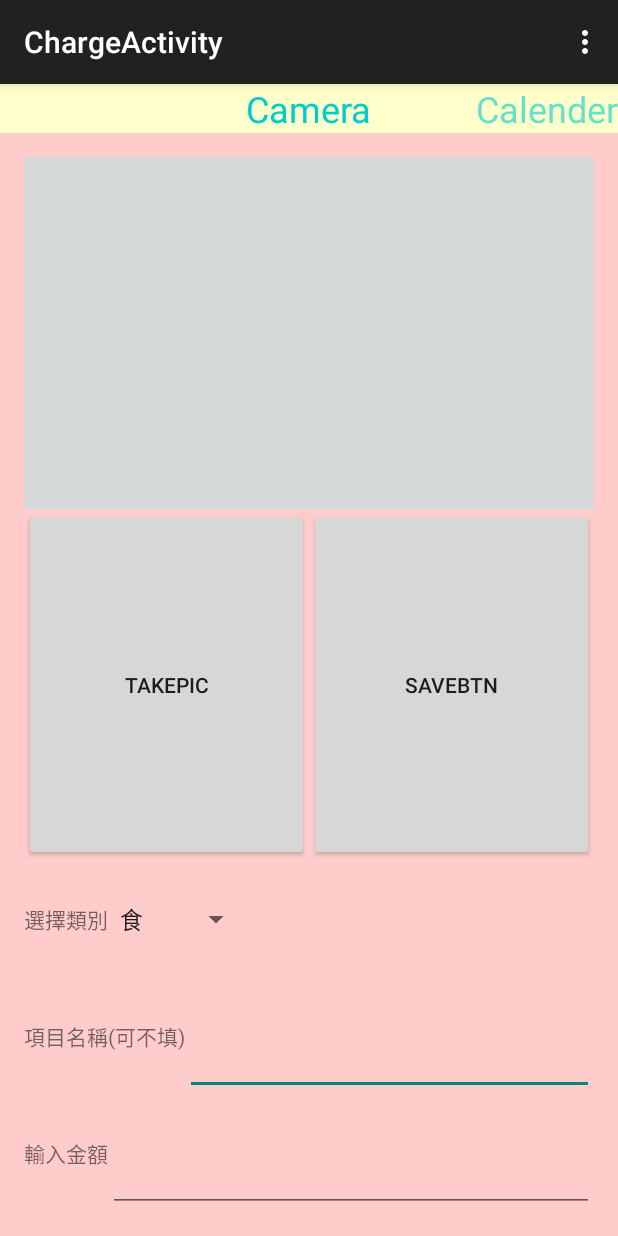
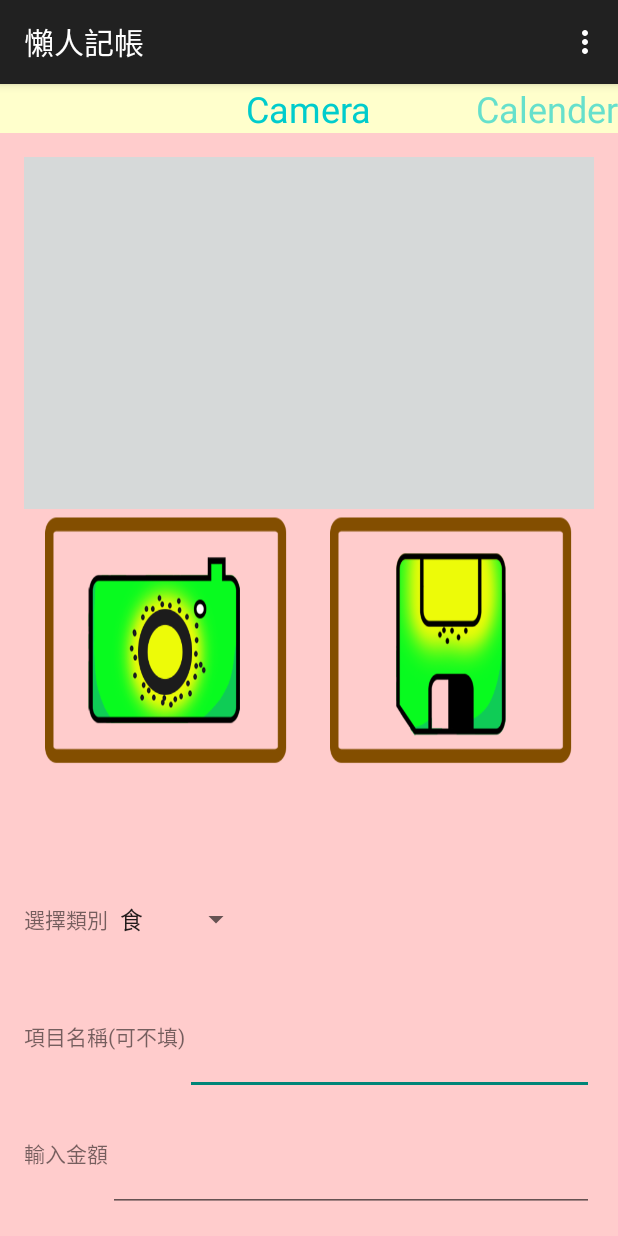
Before and after one commit to TWKiwi/AI_Wallet, an Android app: the ChargeActivity screen opened directly, with no data from a screen before it, on a phone screen of 412 x 824 dp. Run offline under Robolectric (Android 15) with nearby library versions, the phone set to English and light mode, and no system bars; libraries missing offline, so code that uses them is left out: org.achartengine, org.achartengine.chart, org.achartengine.model, org.achartengine.renderer; 20 statements that could not run were skipped.

Commit message:
長條圖差避免例外發生，跟美觀設計ＸＤ 新增桌面進入點

```diff
--- a/app/src/main/java/kiwi/ai_wallet/ChargeActivity.java
+++ b/app/src/main/java/kiwi/ai_wallet/ChargeActivity.java
@@ -51,8 +51,6 @@ import android.widget.CalendarView;
 import android.widget.EditText;
 import android.widget.FrameLayout;
 import android.widget.ImageView;
-import android.widget.LinearLayout;
-import android.widget.SimpleAdapter;
 import android.widget.Spinner;
 import android.widget.TextView;
 import android.widget.Toast;
@@ -343,11 +341,11 @@ public class ChargeActivity extends MainActivity{
     private double scaleCompute(){
         Cursor cursor = getCursor();
         String select_month = new SimpleDateFormat("yyyyMMdd").format(new Date());
-        double sum = 0;
+        double sum = 0.0;
 
         while (cursor.moveToNext()){
             if(cursor.getString(4).substring(0,6).equals(select_month.substring(0,6))){
-                sum += Integer.parseInt(cursor.getString(3));
+                sum += Double.parseDouble(cursor.getString(3));
             }
         }
 
--- a/app/src/main/java/kiwi/ai_wallet/OptionActivity.java
+++ b/app/src/main/java/kiwi/ai_wallet/OptionActivity.java
@@ -1,5 +1,6 @@
 package kiwi.ai_wallet;
 
+import android.content.pm.ActivityInfo;
 import android.support.v7.app.ActionBarActivity;
 import android.os.Bundle;
 import android.view.Menu;
@@ -15,7 +16,8 @@ public class OptionActivity extends ActionBarActivity {
     protected void onCreate(Bundle savedInstanceState) {
         super.onCreate(savedInstanceState);
         setContentView(R.layout.activity_option);
-
+        /**螢幕不隨手機旋轉*/
+        setRequestedOrientation(ActivityInfo.SCREEN_ORIENTATION_NOSENSOR);
 
 
     }
--- a/app/src/main/java/kiwi/ai_wallet/SmartbutlerActivity.java
+++ b/app/src/main/java/kiwi/ai_wallet/SmartbutlerActivity.java
@@ -2,9 +2,7 @@ package kiwi.ai_wallet;
 
 import android.content.pm.ActivityInfo;
 import android.support.v4.view.ViewPager;
-import android.support.v7.app.ActionBarActivity;
 import android.os.Bundle;
-import android.view.LayoutInflater;
 import android.view.Menu;
 import android.view.MenuItem;
 import android.view.View;
@@ -26,11 +24,7 @@ public class SmartbutlerActivity extends MainActivity {
     }
 
     private void initView(){
-        ViewPager = (ViewPager)findViewById(R.id.smartpagerPager);
-        LayoutInflater vInflater = getLayoutInflater();
 
-        vproposal = vInflater.inflate(R.layout.proposal_for_smartbutler,null);
-        vscale = vInflater.inflate(R.layout.scale_for_smartbutler,null);
 
 
     }
--- a/app/src/main/res/layout/camera_for_charge.xml
+++ b/app/src/main/res/layout/camera_for_charge.xml
@@ -43,15 +43,17 @@
                 android:layout_width="match_parent"
                 android:layout_height="match_parent"
                 android:layout_weight="1"
-                android:text="TAKEPIC"
-                android:id="@+id/TakePic" />
+
+                android:id="@+id/TakePic"
+                android:background="@drawable/tackpic"/>
 
             <Button
                 android:layout_width="match_parent"
                 android:layout_height="match_parent"
                 android:layout_weight="1"
-                android:text="SaveBtn"
-                android:id="@+id/saveBtn" />
+
+                android:id="@+id/saveBtn"
+                android:background="@drawable/save"/>
 
         </LinearLayout>
 
--- a/app/src/main/res/layout/menu.xml
+++ b/app/src/main/res/layout/menu.xml
@@ -54,7 +54,7 @@
                 android:layout_height="wrap_content"
                 android:layout_gravity="center"
                 android:text="Smart butler"
-                android:id="@+id/FinanceTextView"/>
+                android:id="@+id/SmartbutlerView"/>
 
         </TableRow>
 
--- a/app/src/main/res/layout/start.xml
+++ b/app/src/main/res/layout/start.xml
@@ -8,11 +8,13 @@
 
 
 
+
     <TextView
         android:id="@+id/StartText"
         android:layout_width="fill_parent"
         android:layout_height="fill_parent"
         android:gravity="center"
-        android:text="Touch screen to start your Life"/>
+        android:background="@drawable/start"/>
+    <!--android:text="Touch screen to start your Life"/>-->
 
 </RelativeLayout>
```
Also changed, not shown: app/src/main/java/kiwi/ai_wallet/MainActivity.java (+20 -15 lines), app/src/main/res/values/strings.xml (+5 -5 lines), app/libs/GifView.jar (added), app/src/main/ic_launcher-web.png (added), app/src/main/res/drawable-hdpi/ic_launcher.png, app/src/main/res/drawable-mdpi/ic_launcher.png, app/src/main/res/drawable-xhdpi/ic_launcher.png, app/src/main/res/drawable-xxhdpi/ic_launcher.png, app/src/main/res/drawable/save.png (added), app/src/main/res/drawable/start.png (added), app/src/main/res/drawable/tackpic.png (added).
